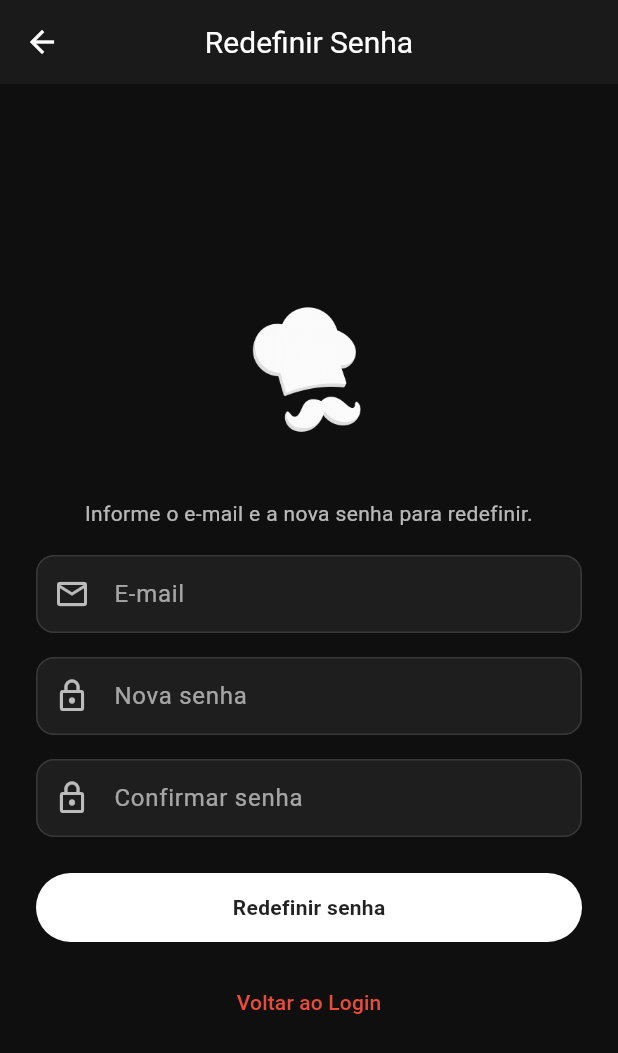
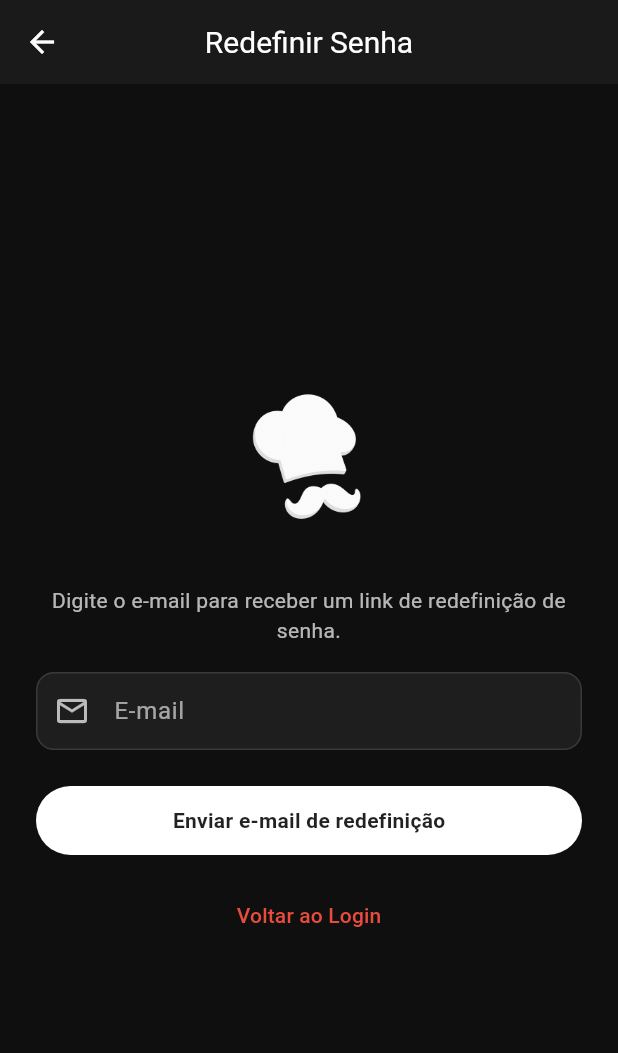
Before and after one commit to LelioNeto/ProjetoAplicativo, a Flutter app: the TelaLoginView screen opened by its route, after a tap on "Esqueci minha senha", on a phone screen of 412 x 824 dp. Shown: the top 1053 px of the screen. Run offline on Flutter 3.47's test engine with Material 3 defaults, Android fonts, the light colour scheme and no system bars; our stand-ins replace cloud_firestore, device_preview, firebase_auth, firebase_core, shared_preferences; accounts and stored records are empty.

```diff
--- a/lib/view/tela_login_view.dart
+++ b/lib/view/tela_login_view.dart
@@ -1,6 +1,6 @@
 import 'package:flutter/material.dart';
 import 'tela_cadastro_view.dart';
-import 'menu_view.dart'; // substitui tela_principal_view.dart se for o menu principal
+import 'menu_view.dart';
 import '../services/auth_service.dart';
 import 'tela_redefinir_senha_view.dart';
 
@@ -70,8 +70,11 @@ class _TelaLoginViewState extends State<TelaLoginView> {
 
   @override
   Widget build(BuildContext context) {
-    InputDecoration buildInputDecoration(String label, IconData icon,
-        {String? hintText}) {
+    InputDecoration buildInputDecoration(
+      String label,
+      IconData icon, {
+      String? hintText,
+    }) {
       return InputDecoration(
         labelText: label,
         hintText: hintText,
@@ -99,12 +102,12 @@ class _TelaLoginViewState extends State<TelaLoginView> {
       appBar: AppBar(
         title: const Text(
           "Login",
-          style: TextStyle(color: Color.fromARGB(255, 255, 255, 255)),
+          style: TextStyle(color: Colors.white),
         ),
         backgroundColor: const Color(0xFF1A1A1A),
         foregroundColor: Colors.white,
         iconTheme: const IconThemeData(
-          color: Color.fromARGB(255, 255, 255, 255),
+          color: Colors.white,
         ),
       ),
       body: Theme(
@@ -164,10 +167,6 @@ class _TelaLoginViewState extends State<TelaLoginView> {
                       ),
                     );
                   },
-                  style: ButtonStyle(
-                    overlayColor:
-                        WidgetStateProperty.all(Colors.transparent),
-                  ),
                   child: const Text(
                     "Esqueci minha senha",
                     style: TextStyle(
--- a/lib/view/tela_redefinir_senha_view.dart
+++ b/lib/view/tela_redefinir_senha_view.dart
@@ -12,14 +12,10 @@ class TelaRedefinirSenhaView extends StatefulWidget {
 class _TelaRedefinirSenhaViewState extends State<TelaRedefinirSenhaView> {
   final _formKey = GlobalKey<FormState>();
   final _emailCtrl = TextEditingController();
-  final _novaSenhaCtrl = TextEditingController();
-  final _confirmaSenhaCtrl = TextEditingController();
 
   @override
   void dispose() {
     _emailCtrl.dispose();
-    _novaSenhaCtrl.dispose();
-    _confirmaSenhaCtrl.dispose();
     super.dispose();
   }
 
@@ -44,39 +40,30 @@ class _TelaRedefinirSenhaViewState extends State<TelaRedefinirSenhaView> {
 
   void _redefinirSenha() async {
     String email = _emailCtrl.text.trim();
-    String novaSenha = _novaSenhaCtrl.text.trim();
-    String confirmaSenha = _confirmaSenhaCtrl.text.trim();
 
-    if (email.isEmpty || novaSenha.isEmpty || confirmaSenha.isEmpty) {
+    if (email.isEmpty) {
       ScaffoldMessenger.of(context).showSnackBar(
         const SnackBar(
-          content: Text('Preencha todos os campos'),
+          content: Text('Preencha o e-mail'),
           backgroundColor: Colors.redAccent,
         ),
       );
       return;
     }
 
-    if (novaSenha != confirmaSenha) {
+    try {
+      final auth = AuthService();
+      bool enviado = await auth.redefinirSenha(email);
+
+      if (enviado) {
         ScaffoldMessenger.of(context).showSnackBar(
           const SnackBar(
-          content: Text('As senhas não coincidem'),
-          backgroundColor: Colors.orangeAccent,
-        ),
-      );
-      return;
-    }
-
-    final auth = AuthService();
-    bool sucesso = await auth.redefinirSenha(email, novaSenha);
-
-    if (sucesso) {
-      ScaffoldMessenger.of(context).showSnackBar(
-        const SnackBar(
-          content: Text('Senha redefinida com sucesso!'),
+            content:
+                Text('E-mail de recuperação enviado! Verifique sua caixa de entrada.'),
             backgroundColor: Colors.green,
           ),
         );
+
         Navigator.pushReplacement(
           context,
           MaterialPageRoute(builder: (context) => const TelaLoginView()),
@@ -84,8 +71,16 @@ class _TelaRedefinirSenhaViewState extends State<TelaRedefinirSenhaView> {
       } else {
         ScaffoldMessenger.of(context).showSnackBar(
           const SnackBar(
-          content: Text('E-mail não encontrado'),
+            content: Text('E-mail não encontrado ou inválido.'),
             backgroundColor: Colors.orangeAccent,
+          ),
+        );
+      }
+    } catch (e) {
+      ScaffoldMessenger.of(context).showSnackBar(
+        SnackBar(
+          content: Text('Erro ao enviar redefinição: $e'),
+          backgroundColor: Colors.redAccent,
         ),
       );
     }
@@ -123,7 +118,7 @@ class _TelaRedefinirSenhaViewState extends State<TelaRedefinirSenhaView> {
                   const SizedBox(height: 24),
 
                   const Text(
-                    'Informe o e-mail e a nova senha para redefinir.',
+                    'Digite o e-mail para receber um link de redefinição de senha.',
                     textAlign: TextAlign.center,
                     style: TextStyle(color: Colors.white70, fontSize: 14),
                   ),
@@ -147,36 +142,6 @@ class _TelaRedefinirSenhaViewState extends State<TelaRedefinirSenhaView> {
                               ? 'Informe seu e-mail'
                               : null,
                         ),
-                        const SizedBox(height: 16),
-
-                        // Nova senha
-                        TextFormField(
-                          controller: _novaSenhaCtrl,
-                          obscureText: true,
-                          style: const TextStyle(color: Colors.white),
-                          decoration: _inputDeco(
-                            hint: 'Nova senha',
-                            icon: Icons.lock_outline,
-                          ),
-                          validator: (v) => (v == null || v.trim().isEmpty)
-                              ? 'Informe a nova senha'
-                              : null,
-                        ),
-                        const SizedBox(height: 16),
-
-                        // Confirmar senha
-                        TextFormField(
-                          controller: _confirmaSenhaCtrl,
-                          obscureText: true,
-                          style: const TextStyle(color: Colors.white),
-                          decoration: _inputDeco(
-                            hint: 'Confirmar senha',
-                            icon: Icons.lock_outline,
-                          ),
-                          validator: (v) => (v == null || v.trim().isEmpty)
-                              ? 'Confirme a senha'
-                              : null,
-                        ),
                         const SizedBox(height: 24),
 
                         // Botão redefinir
@@ -197,7 +162,7 @@ class _TelaRedefinirSenhaViewState extends State<TelaRedefinirSenhaView> {
                               }
                             },
                             child: const Text(
-                              'Redefinir senha',
+                              'Enviar e-mail de redefinição',
                               style: TextStyle(
                                 fontWeight: FontWeight.w600,
                                 letterSpacing: .2,
```
Also changed, not shown: lib/main.dart (+16 -5 lines), lib/services/auth_service.dart (+68 -67 lines), lib/view/tela_cadastro_view.dart (+33 -21 lines), pubspec.yaml (+6 -2 lines), firebase.json (added), lib/firebase_options.dart (added), pubspec.lock, 7 other files. Lines whose indentation alone changed are shown as unchanged.
